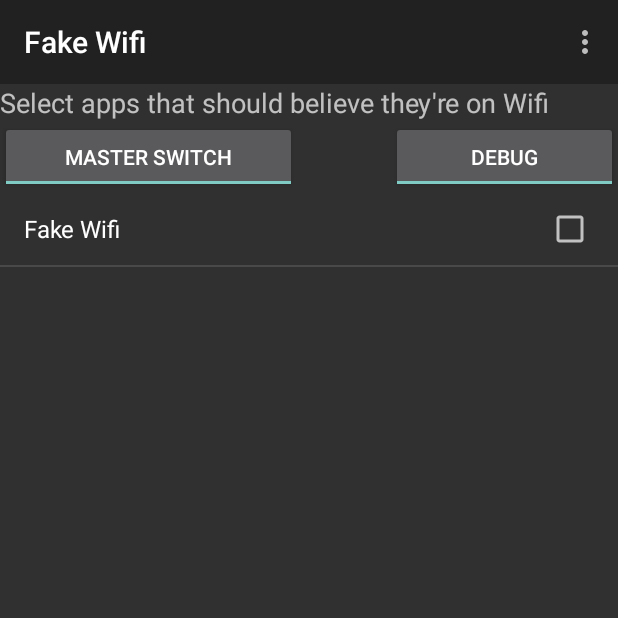
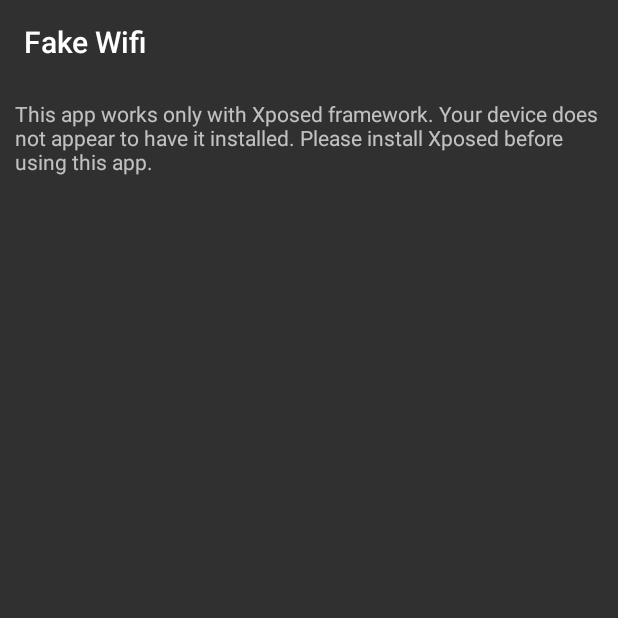
Before and after one commit to chylek/FakeWifi, an Android app: the screen it shows after launch (MainActivity), on a phone screen of 412 x 824 dp, the top half of it. Run offline under Robolectric (Android 15) with nearby library versions, the phone set to English and light mode, and no system bars; libraries missing offline, so code that uses them is left out: de.robv.android.

Commit message:
add xposed detection

```diff
--- a/app/src/main/java/eu/chylek/adam/fakewifi/MainActivity.java
+++ b/app/src/main/java/eu/chylek/adam/fakewifi/MainActivity.java
@@ -1,6 +1,9 @@
 package eu.chylek.adam.fakewifi;
 
 
+import android.content.Context;
+import android.content.pm.ApplicationInfo;
+import android.content.pm.PackageManager;
 import android.os.Bundle;
 import android.support.v4.app.Fragment;
 import android.support.v7.app.AppCompatActivity;
@@ -15,8 +18,14 @@ public class MainActivity extends AppCompatActivity {
         Toolbar myToolbar = findViewById(R.id.my_toolbar);
         setSupportActionBar(myToolbar);
 
-        Fragment newFragment = new MainFragment();
+        Fragment newFragment;
+        if (isXposedInstallerAvailable(getApplicationContext())) {
+            newFragment = new MainFragment();
+        } else {
+            newFragment = new XposedMissingFragment();
+        }
         getSupportFragmentManager().beginTransaction().replace(R.id.fragment, newFragment).commit();
+
     }
 
     @Override
@@ -27,4 +36,35 @@ public class MainActivity extends AppCompatActivity {
             super.onBackPressed();
         }
     }
+
+    /*
+ * Check if the Xposed installer is installed and enabled on the device.
+ *
+ * @return {@code true} if the package "de.robv.android.xposed.installer" is installed and enabled.
+ *
+ *
+ * Copyright (C) 2016 Jared Rummler <jared.rummler@gmail.com>
+ *
+ * Licensed under the Apache License, Version 2.0 (the "License");
+ * you may not use this file except in compliance with the License.
+ * You may obtain a copy of the License at
+ *
+ *      http://www.apache.org/licenses/LICENSE-2.0
+ *
+ * Unless required by applicable law or agreed to in writing, software
+ * distributed under the License is distributed on an "AS IS" BASIS,
+ * WITHOUT WARRANTIES OR CONDITIONS OF ANY KIND, either express or implied.
+ * See the License for the specific language governing permissions and
+ * limitations under the License.
+ */
+    public static boolean isXposedInstallerAvailable(Context context) {
+        try {
+            ApplicationInfo appInfo = context.getPackageManager().getApplicationInfo("de.robv.android.xposed.installer", 0);
+            if (appInfo != null) {
+                return appInfo.enabled;
+            }
+        } catch (PackageManager.NameNotFoundException  ignored) {
+        }
+        return false;
+    }
 }
--- a/app/src/main/java/eu/chylek/adam/fakewifi/MainFragment.java
+++ b/app/src/main/java/eu/chylek/adam/fakewifi/MainFragment.java
@@ -161,7 +161,7 @@ public class MainFragment extends Fragment {
             editor.putBoolean(pinfos.get(i).pname, app_list.isItemChecked(i));
         editor.putBoolean("master", this.masterSwitch.isChecked());
         editor.putBoolean("debug", this.debugSwitch.isChecked());
-        editor.commit(); // do not use apply, otherwise the Xposed module won't update its settings
+        editor.commit(); // do not use apply, otherwise the Xposed part of the module won't update its settings
 
     }
 
--- /dev/null
+++ b/app/src/main/java/eu/chylek/adam/fakewifi/XposedMissingFragment.java
@@ -0,0 +1,22 @@
+package eu.chylek.adam.fakewifi;
+
+import android.os.Bundle;
+import android.support.v4.app.Fragment;
+import android.view.LayoutInflater;
+import android.view.View;
+import android.view.ViewGroup;
+
+
+public class XposedMissingFragment extends Fragment {
+
+    public XposedMissingFragment() {
+    }
+
+    @Override
+    public View onCreateView(LayoutInflater inflater, ViewGroup container,
+                             Bundle savedInstanceState) {
+        return inflater.inflate(R.layout.fragment_xposedmissing, container, false);
+    }
+
+
+}
--- a/app/src/main/res/layout/activity_main.xml
+++ b/app/src/main/res/layout/activity_main.xml
@@ -3,16 +3,14 @@
     android:layout_width="fill_parent"
     android:layout_height="fill_parent"
     android:fitsSystemWindows="true"
-    xmlns:android="http://schemas.android.com/apk/res/android"
-    xmlns:ads="http://schemas.android.com/apk/res-auto">
+    xmlns:android="http://schemas.android.com/apk/res/android">
 
     <android.support.v7.widget.Toolbar
         android:id="@+id/my_toolbar"
         android:minHeight="?attr/actionBarSize"
         android:layout_width="match_parent"
         android:layout_height="wrap_content"
-        ads:titleTextColor="@android:color/white"
-        android:background="?attr/colorPrimary"/>
+        />
 
     <LinearLayout
         android:id="@+id/fragment"
--- /dev/null
+++ b/app/src/main/res/layout/fragment_xposedmissing.xml
@@ -0,0 +1,14 @@
+<?xml version="1.0" encoding="utf-8"?>
+<LinearLayout xmlns:android="http://schemas.android.com/apk/res/android"
+    android:orientation="vertical" android:layout_width="match_parent"
+    android:layout_height="match_parent">
+
+            <TextView
+                android:id="@+id/editText"
+                android:layout_width="match_parent"
+                android:layout_height="wrap_content"
+                android:ems="10"
+                android:padding="10dp"
+                android:text="@string/xposed_missing" />
+
+</LinearLayout>
--- a/app/src/main/res/values/strings.xml
+++ b/app/src/main/res/values/strings.xml
@@ -4,11 +4,15 @@
 
     <string name="long_about">This app works only with the Xposed framework.\nIt creates fake NetworkInfo and WifiManager objects that make other apps think they are using a WiFi even when your device is connected by other means to the internet.\n\nBe careful when you use it, especially if you don\'t have an unlimited data plan!\n\nYou might need to \'force close\' some apps to pick up new settings or even restart your device.\n\nThis app builds upon code from lemonsqueeze licenced under GNU GPL v3 and my app uses the same licence.\n\nFake Wifi\nCopyright &#169; 2017 Adam Chýlek\n\nFake Wifi Connection - Make android apps believe Wifi is connected.\nCopyright &#169; 2014 lemonsqueeze\n\nThis program is free software: you can redistribute it and/or modify it under the terms of the GNU General Public License as published by the Free Software Foundation, either version 3 of the License, or (at your option) any later version.\n\nThis program is distributed in the hope that it will be useful, but WITHOUT ANY WARRANTY; without even the implied warranty of MERCHANTABILITY or FITNESS FOR A PARTICULAR PURPOSE. See the GNU General Public License for more details.\n\nYou should have received a copy of the GNU General Public License along with this program. If not, see &lt;http://www.gnu.org/licenses/&gt;></string>
     <string name="master_switch">Master Switch</string>
+    <string name="master_switch_on">App is enabled</string>
+    <string name="master_switch_off">App is disabled</string>
     <string name="debug">Debug</string>
     <string name="intro">Select apps that should believe they\'re on Wifi</string>
     <string name="select_all">Select all</string>
     <string name="select_none">Select none</string>
     <string name="invert">Invert</string>
     <string name="about">About</string>
+    <string name="xposed_missing">This app works only with Xposed framework. Your device does not appear to have it installed. Please install Xposed before using this app.</string>
+    <string name="tasker_text">The only thing you can change is whether the app is enabled or disabled</string>
 
 </resources>
```
Also changed, not shown: 2 other files.
